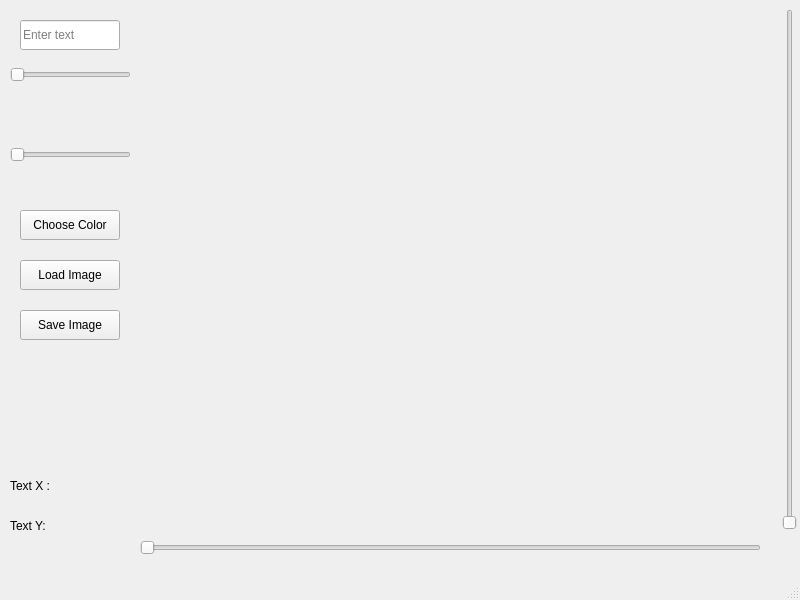
Edi013/ComputerVision, file qt/mainwindow.ui: the form before one commit.
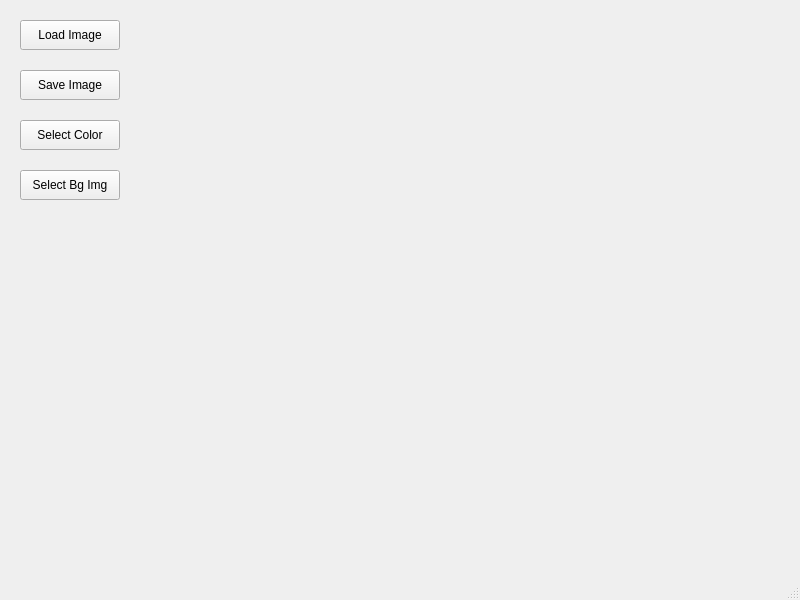
The form after the commit.

Commit message: getting a templace project to start with

Patch:
```diff
--- a/qt/mainwindow.ui
+++ b/qt/mainwindow.ui
@@ -26,64 +26,15 @@
     <property name="text">
      <string/>
     </property>
-   </widget>
-   <widget class="QLineEdit" name="textEdit">
-    <property name="geometry">
-     <rect>
-      <x>20</x>
-      <y>20</y>
-      <width>100</width>
-      <height>30</height>
-     </rect>
-    </property>
-    <property name="placeholderText">
-     <string>Enter text</string>
-    </property>
-   </widget>
-   <widget class="QSlider" name="sizeSlider">
-    <property name="geometry">
-     <rect>
-      <x>10</x>
-      <y>60</y>
-      <width>121</width>
-      <height>30</height>
-     </rect>
-    </property>
-    <property name="orientation">
-     <enum>Qt::Orientation::Horizontal</enum>
-    </property>
-   </widget>
-   <widget class="QSlider" name="thicknessSlider">
-    <property name="geometry">
-     <rect>
-      <x>10</x>
-      <y>140</y>
-      <width>121</width>
-      <height>30</height>
-     </rect>
-    </property>
-    <property name="orientation">
-     <enum>Qt::Orientation::Horizontal</enum>
-    </property>
-   </widget>
-   <widget class="QPushButton" name="colorButton">
-    <property name="geometry">
-     <rect>
-      <x>20</x>
-      <y>210</y>
-      <width>100</width>
-      <height>30</height>
-     </rect>
-    </property>
-    <property name="text">
-     <string>Choose Color</string>
+    <property name="scaledContents">
+     <bool>true</bool>
     </property>
    </widget>
    <widget class="QPushButton" name="loadButton">
     <property name="geometry">
      <rect>
       <x>20</x>
-      <y>260</y>
+      <y>20</y>
       <width>100</width>
       <height>30</height>
      </rect>
@@ -96,7 +47,7 @@
     <property name="geometry">
      <rect>
       <x>20</x>
-      <y>310</y>
+      <y>70</y>
       <width>100</width>
       <height>30</height>
      </rect>
@@ -105,94 +56,32 @@
      <string>Save Image</string>
     </property>
    </widget>
-   <widget class="QLabel" name="textThicknessLabel">
+   <widget class="QPushButton" name="colorButton">
+    <property name="geometry">
+     <rect>
+      <x>20</x>
+      <y>120</y>
+      <width>100</width>
+      <height>30</height>
+     </rect>
+    </property>
+    <property name="text">
+     <string>Select Color</string>
+    </property>
+   </widget>
+   <widget class="QPushButton" name="imageButton">
     <property name="geometry">
      <rect>
       <x>20</x>
       <y>170</y>
-      <width>91</width>
-      <height>21</height>
+      <width>100</width>
+      <height>30</height>
      </rect>
     </property>
     <property name="text">
-     <string/>
+     <string>Select Bg Img</string>
     </property>
    </widget>
-   <widget class="QLabel" name="textSizeLabel">
-    <property name="geometry">
-     <rect>
-      <x>20</x>
-      <y>100</y>
-      <width>91</width>
-      <height>21</height>
-     </rect>
-    </property>
-    <property name="text">
-     <string/>
-    </property>
-   </widget>
-   <widget class="QSlider" name="textXSlider">
-    <property name="geometry">
-     <rect>
-      <x>140</x>
-      <y>540</y>
-      <width>621</width>
-      <height>16</height>
-     </rect>
-    </property>
-    <property name="orientation">
-     <enum>Qt::Orientation::Horizontal</enum>
-    </property>
-   </widget>
-   <widget class="QSlider" name="textYSlider">
-    <property name="geometry">
-     <rect>
-      <x>780</x>
-      <y>9</y>
-      <width>20</width>
-      <height>521</height>
-     </rect>
-    </property>
-    <property name="orientation">
-     <enum>Qt::Orientation::Vertical</enum>
-    </property>
-   </widget>
-   <widget class="QLabel" name="textXLabel">
-    <property name="geometry">
-     <rect>
-      <x>10</x>
-      <y>470</y>
-      <width>121</width>
-      <height>31</height>
-     </rect>
-    </property>
-    <property name="text">
-     <string>Text X :</string>
-    </property>
-   </widget>
-   <widget class="QLabel" name="textYLabel">
-    <property name="geometry">
-     <rect>
-      <x>10</x>
-      <y>510</y>
-      <width>121</width>
-      <height>31</height>
-     </rect>
-    </property>
-    <property name="text">
-     <string>Text Y:</string>
-    </property>
-   </widget>
-  </widget>
-  <widget class="QMenuBar" name="menubar">
-   <property name="geometry">
-    <rect>
-     <x>0</x>
-     <y>0</y>
-     <width>800</width>
-     <height>21</height>
-    </rect>
-   </property>
   </widget>
   <widget class="QStatusBar" name="statusbar"/>
  </widget>
```
Left out of the diff: 2 changed lines with no effect on the pictures. The commit also changes 2 other files.
